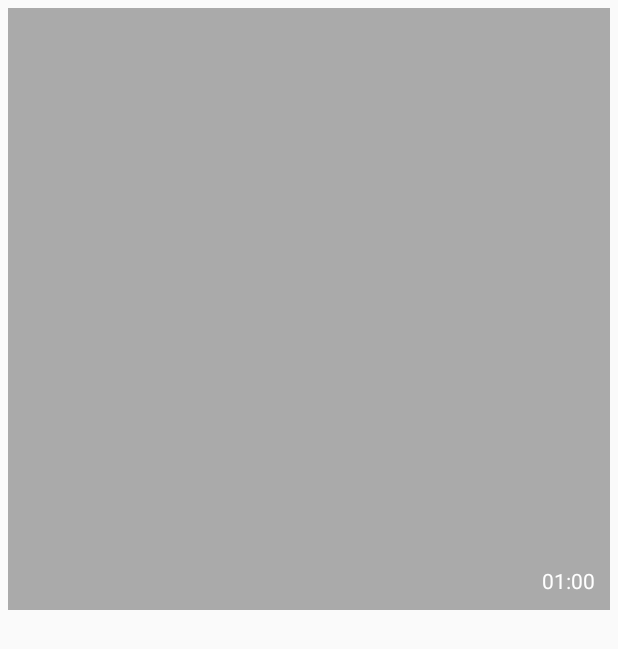
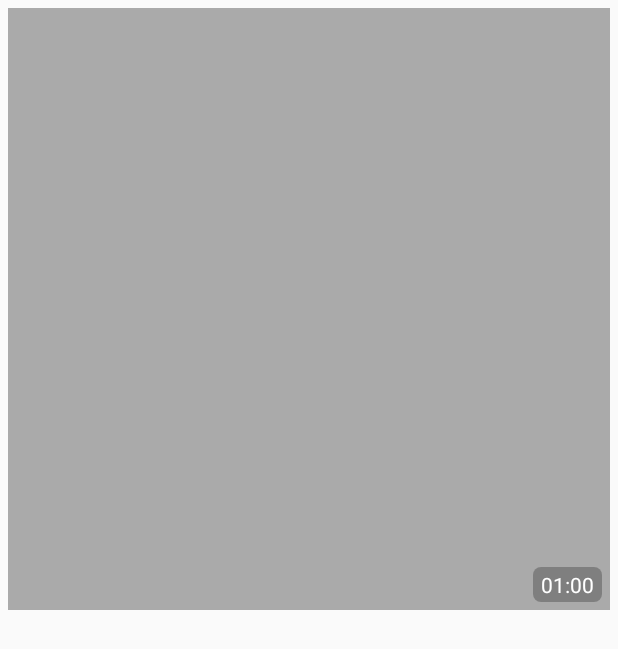
Before and after one commit to anhdtuet1995/ImagePicker, an Android app: the layout gallery_item.xml on its own in the app's theme, with its tools: preview values and no code run, on a phone screen of 412 x 824 dp. Shown: the top 649 px of the screen. Run offline under Robolectric (Android 15) with nearby library versions, the phone set to English and light mode, and no system bars.

Commit message:
Display duration

```diff
--- /dev/null
+++ b/app/src/main/res/drawable/duration_background.xml
@@ -0,0 +1,8 @@
+<?xml version="1.0" encoding="utf-8"?>
+<shape android:shape="rectangle"
+    xmlns:android="http://schemas.android.com/apk/res/android" >
+
+    <solid android:color="#80565656"/>
+    <corners android:radius="5dp"/>
+
+</shape>
--- a/app/src/main/res/layout/gallery_item.xml
+++ b/app/src/main/res/layout/gallery_item.xml
@@ -35,8 +35,13 @@
         android:layout_width="wrap_content"
         android:layout_height="wrap_content"
         android:text="01:00"
-        android:layout_marginEnd="10dp"
-        android:layout_marginBottom="10dp"
+        android:paddingStart="5dp"
+        android:paddingEnd="5dp"
+        android:paddingTop="2dp"
+        android:paddingBottom="2dp"
+        android:layout_marginEnd="5dp"
+        android:layout_marginBottom="5dp"
+        android:background="@drawable/duration_background"
         android:textColor="@android:color/white"
         app:layout_constraintBottom_toBottomOf="@+id/gallery_image"
         app:layout_constraintEnd_toEndOf="@id/gallery_image"/>
```
Also changed, not shown: app/src/main/java/com/example/demogallery/GalleryAdapter.java (+16 -1 lines).
